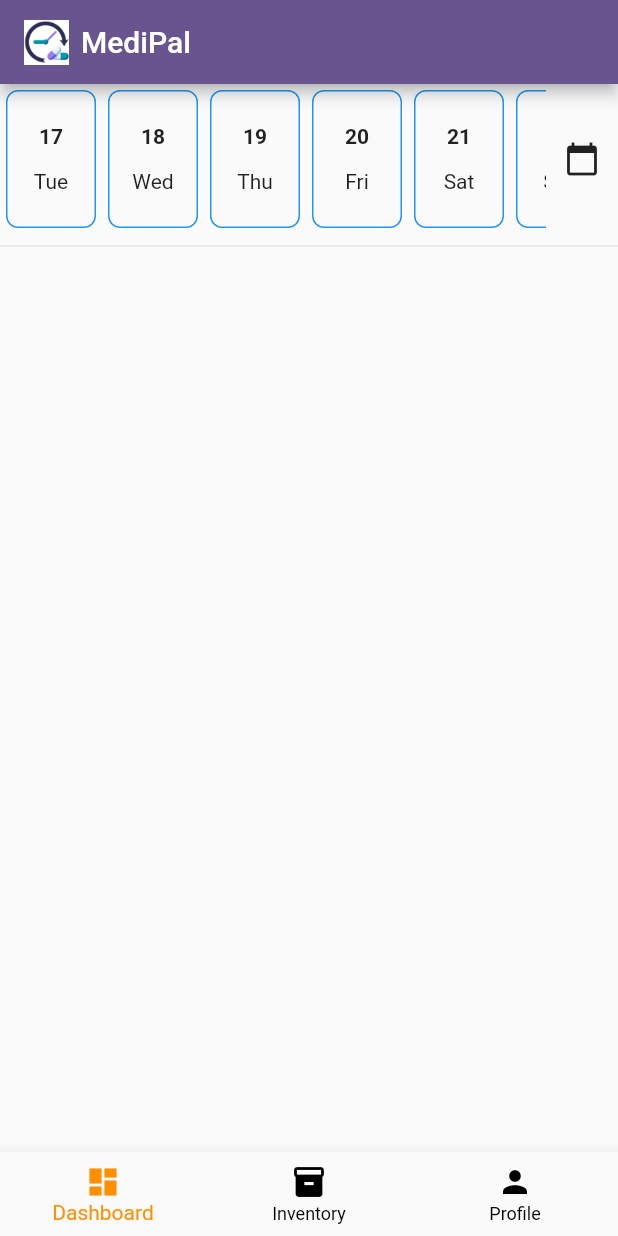
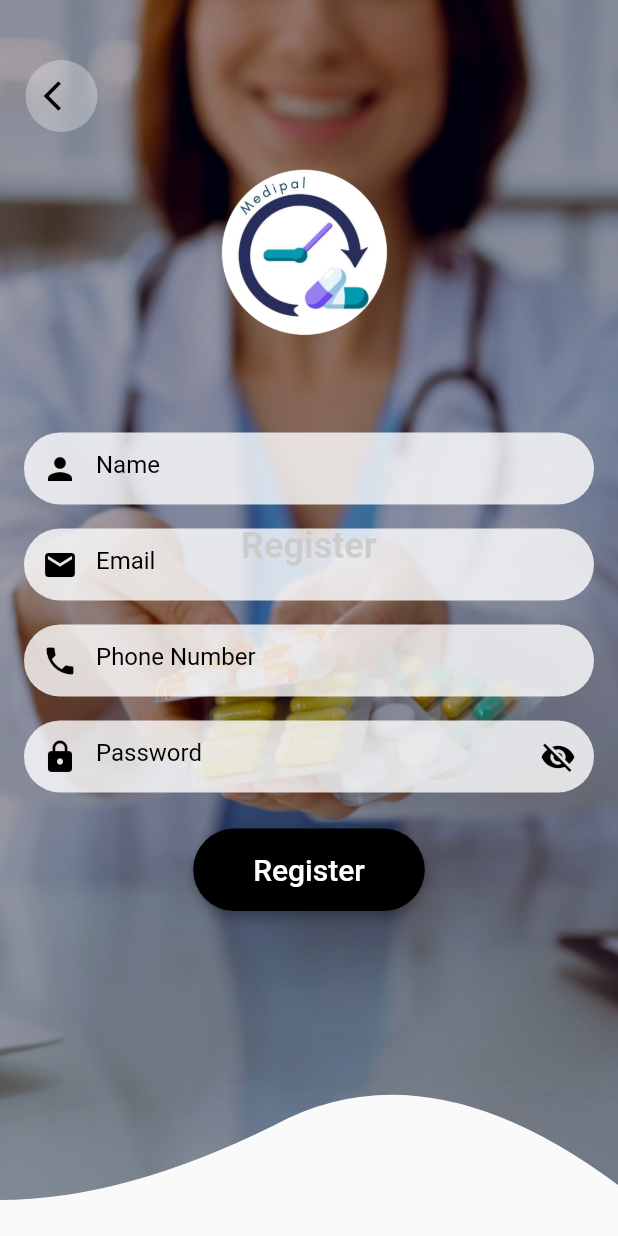
Before and after one commit to shruti10951/MediPal, a Flutter app: the screen it shows after launch, on a phone screen of 412 x 824 dp. Run offline on Flutter 3.47's test engine with Material 2 defaults, Android fonts, the phone set to English and light mode, and no system bars; our stand-ins replace cloud_firestore, datetime_picker_formfield, firebase_auth, firebase_core, firebase_messaging, flutter_local_notifications and 1 more; missing offline and left inert: android_alarm_manager_plus; accounts and stored records are empty.

Commit message:
register

```diff
--- a/lib/Individual/register_screen.dart
+++ b/lib/Individual/register_screen.dart
@@ -1,27 +1,25 @@
 import 'package:firebase_auth/firebase_auth.dart';
 import 'package:flutter/material.dart';
-import 'package:medipal/Individual/dashboard_screen.dart';
-import 'package:medipal/Individual/login_screen.dart';
 import 'package:medipal/models/UserModel.dart';
 import 'package:medipal/user_registration/enter_otp_user_screen.dart';
-import 'package:medipal/user_registration/sign_up_screen.dart';
 
-import 'register_screen.dart';
+class RegisterScreen extends StatelessWidget {
+  RegisterScreen({super.key});
 
-class WelcomeScreen extends StatelessWidget {
   final emailController = TextEditingController();
   final passwordController = TextEditingController();
   final nameController = TextEditingController();
   final phoneController = TextEditingController();
+
+  final auth = FirebaseAuth.instance;
+
   @override
   Widget build(BuildContext context) {
     return Scaffold(
       body: Stack(
-        fit: StackFit.expand,
         children: [
           // Background Image with Curved Middle
           Positioned(
-            left: 0,
             child: ClipPath(
               clipper: WaveClipper(), // Custom clipper for curved shape
               child: Image.asset(
@@ -86,59 +84,49 @@ class WelcomeScreen extends StatelessWidget {
 
           // Registration Form (Positioned at the bottom)
           Positioned(
+            top: MediaQuery.of(context).size.height * 0.35,
             left: 16.0,
             right: 16.0,
-            bottom: 150.0,
-            child: SizedBox(
-              height: 50.0,
-              child: ElevatedButton(
-                onPressed: () {
-                  Navigator.push(
-                      context,
-                      MaterialPageRoute(
-                        builder: (context) => LoginScreen(),
-                      ));
+            child: SingleChildScrollView(
+              child: Column(
+                children: [
+                  _buildInputField(Icons.person, 'Name'),
+                  const SizedBox(height: 16.0),
+                  _buildInputField(Icons.email, 'Email'),
+                  const SizedBox(height: 16.0),
+                  _buildInputField(Icons.phone, 'Phone Number'),
+                  const SizedBox(height: 16.0),
+                  _buildPasswordField(Icons.lock, 'Password'),
+                  const SizedBox(height: 24.0),
+                  ElevatedButton(
+                    onPressed: () async {
+                      // Add your sign-up logic here
+                      await auth
+                          .createUserWithEmailAndPassword(
+                              email: emailController.text,
+                              password: passwordController.text)
+                          .then(
+                              (value) => verify(context, phoneController.text));
                     },
                     style: ElevatedButton.styleFrom(
-                  primary: Colors.transparent,
-                  side: const BorderSide(color: Colors.white, width: 2.0),
+                      primary: const Color.fromARGB(255, 0, 0, 0), // Background color
+                      onPrimary: Colors.white, // Text color
+                      elevation: 3, // Shadow elevation
+                      padding: const EdgeInsets.symmetric(
+                          horizontal: 40, vertical: 16), // Button padding
+                      shape: RoundedRectangleBorder(
+                        borderRadius:
+                            BorderRadius.circular(30.0), // Rounded corners
+                      ),
                     ),
                     child: const Text(
-                  'Sign In',
+                      'Register',
                       style: TextStyle(
-                    color: Colors.white,
                         fontSize: 20.0,
                       ),
                     ),
                   ),
-            ),
-          ),
-
-          // Create Account Button (Transparent without Border)
-          Positioned(
-            left: 16.0,
-            right: 16.0,
-            bottom: 80.0,
-            child: SizedBox(
-              height: 50.0,
-              child: TextButton(
-                onPressed: () {
-                  Navigator.push(
-                      context,
-                      MaterialPageRoute(
-                        builder: (context) => SignUpPage(),
-                      ));
-                },
-                style: TextButton.styleFrom(
-                  backgroundColor: const Color.fromARGB(72, 0, 0, 0),
-                ),
-                child: const Text(
-                  'Create an Account',
-                  style: TextStyle(
-                    color: Colors.white,
-                    fontSize: 20.0,
-                  ),
-                ),
+                ],
               ),
             ),
           ),
@@ -227,26 +215,32 @@ class WelcomeScreen extends StatelessWidget {
   }
 }
 
+//Costom CLipper class with Path
 class WaveClipper extends CustomClipper<Path> {
   @override
   Path getClip(Size size) {
-    final path = Path();
-    path.lineTo(0, size.height - 100);
-    final firstControlPoint = Offset(size.width / 4, size.height);
-    final firstEndPoint = Offset(size.width / 2.25, size.height - 30);
-    path.quadraticBezierTo(firstControlPoint.dx, firstControlPoint.dy,
-        firstEndPoint.dx, firstEndPoint.dy);
+    var path = new Path();
+    path.lineTo(
+        0, size.height); //start path with this if you are making at bottom
 
-    final secondControlPoint =
-        Offset(size.width - (size.width / 3.25), size.height - 65);
-    final secondEndPoint = Offset(size.width, size.height - 40);
-    path.quadraticBezierTo(secondControlPoint.dx, secondControlPoint.dy,
-        secondEndPoint.dx, secondEndPoint.dy);
+    var firstStart = Offset(size.width / 5, size.height);
+    //fist point of quadratic bezier curve
+    var firstEnd = Offset(size.width / 2.25, size.height - 50.0);
+    //second point of quadratic bezier curve
+    path.quadraticBezierTo(
+        firstStart.dx, firstStart.dy, firstEnd.dx, firstEnd.dy);
 
-    path.lineTo(size.width, size.height - 40);
-    path.lineTo(size.width, 0);
+    var secondStart =
+        Offset(size.width - (size.width / 3.24), size.height - 105);
+    //third point of quadratic bezier curve
+    var secondEnd = Offset(size.width, size.height - 10);
+    //fourth point of quadratic bezier curve
+    path.quadraticBezierTo(
+        secondStart.dx, secondStart.dy, secondEnd.dx, secondEnd.dy);
+
+    path.lineTo(
+        size.width, 0); //end with this path if you are making wave at bottom
     path.close();
-
     return path;
   }
 
--- a/lib/main.dart
+++ b/lib/main.dart
@@ -6,6 +6,7 @@ import 'package:firebase_core/firebase_core.dart';
 import 'package:flutter/material.dart';
 import 'package:medipal/Dependent/dashboard_screen_dependent.dart';
 import 'package:medipal/Individual/bottom_navigation_individual.dart';
+import 'package:medipal/Individual/register_screen.dart';
 import 'package:medipal/user_registration/choose_screen.dart';
 import 'package:medipal/Individual/dashboard_screen.dart';
 
@@ -72,7 +73,7 @@ class MyApp extends StatelessWidget {
         //useMaterial3: true,
       ),
       home:
-      const BottomNavigation(),
+      RegisterScreen(),
       // const MyHomePage(title: 'MediPal'),
     );
   }
```
Lines whose indentation alone changed are shown as unchanged.
